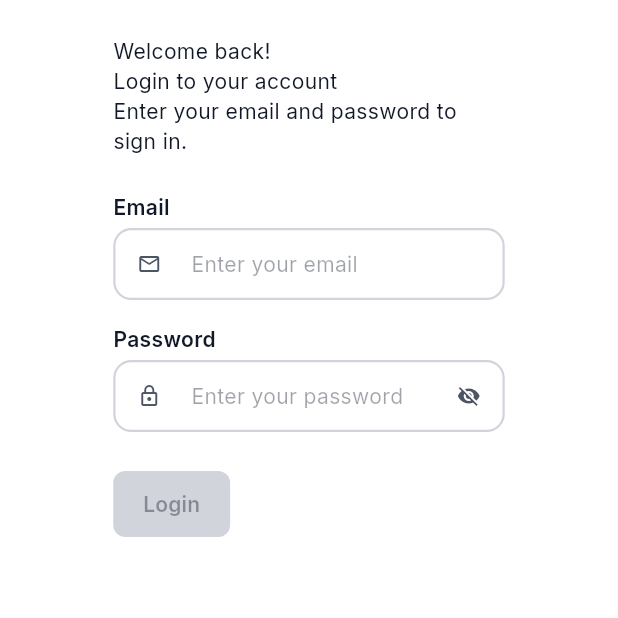
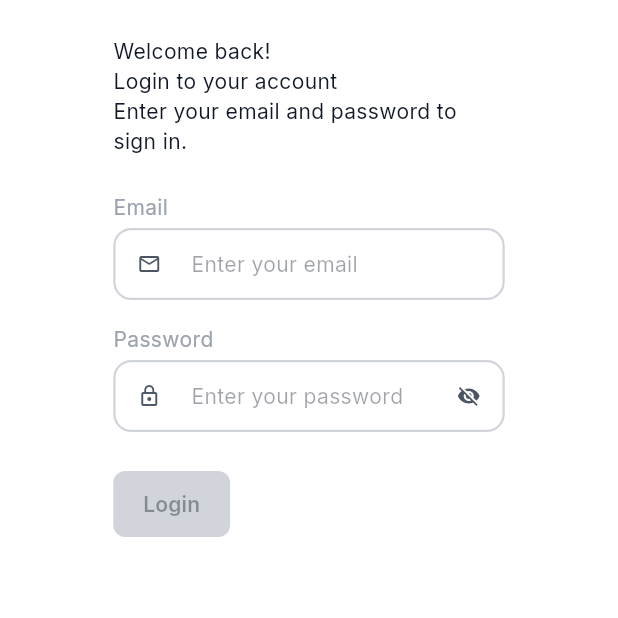
Before and after one commit to niyiayooluwa/hololine, a Flutter app: the screen it shows after launch, on a phone screen of 412 x 824 dp, the top half of it. Run offline on Flutter 3.47's test engine with Material 3 defaults, Android fonts, the phone set to English and light mode, and no system bars; our stand-ins replace flutter_hooks, go_router, google_fonts, hooks_riverpod; missing offline and left inert: dart_either, mailer, serverpod, serverpod_auth_client, serverpod_auth_server, serverpod_auth_shared_flutter and 2 more; statements that could not run were skipped.

Commit message:
style: Refactor and clean up theme definitions
This commit refactors the `AppTheme` class for improved clarity and consistency.

Key changes include:

-   Code Formatting: Corrected spacing and removed trailing whitespace throughout the `theme.dart` file for better readability.
-   Color Scheme Extension: Introduced a new `HLGreys` extension on `ColorScheme` to provide direct access to the full grey color palette (grey50 to grey900).
-   TextField Style Update: Adjusted the `HoloTextField` label color to use `grey400` for a more subtle appearance, improving the visual hierarchy.
-   Removed Constraints: The fixed width constraint on `HoloTextField` has been removed, allowing it to be more flexible within different layouts.
-   Widget Previews: Updated the `HoloTextField` preview for better visualization.

```diff
--- a/hololine_flutter/lib/ui/core/widgets/textfields/hl_textfield.dart
+++ b/hololine_flutter/lib/ui/core/widgets/textfields/hl_textfield.dart
@@ -1,5 +1,6 @@
 import 'package:flutter/material.dart';
 import 'package:flutter/widget_previews.dart';
+import 'package:hololine_flutter/ui/core/ui/theme/theme.dart';
 
 class HoloTextField extends StatelessWidget {
   final String? label;
@@ -39,14 +40,9 @@ class HoloTextField extends StatelessWidget {
     final theme = Theme.of(context);
 
     final textColor =
-        hasError ? theme.colorScheme.error : theme.colorScheme.onSurface;
+        hasError ? theme.colorScheme.error : theme.colorScheme.grey400;
 
-    return ConstrainedBox(
-        constraints: BoxConstraints(
-          minWidth: 250,
-          maxWidth: 350,
-        ),
-        child: Column(
+    return Column(
       crossAxisAlignment: CrossAxisAlignment.start,
       children: [
         /// LABEL
@@ -54,8 +50,7 @@ class HoloTextField extends StatelessWidget {
           Text(
             label!,
             style: theme.textTheme.bodyMedium?.copyWith(
-                  color: hasError ? theme.colorScheme.error : textColor,
-                  fontWeight: FontWeight.w600,
+              color: textColor,
             ),
           ),
           const SizedBox(height: 4),
@@ -107,7 +102,7 @@ class HoloTextField extends StatelessWidget {
           ),
         ],
       ],
-        ));
+    );
   }
 }
 
@@ -117,11 +112,12 @@ Widget preview() {
     height: 500,
     width: 500,
     child: Container(
-        decoration: BoxDecoration(color: Colors.blue),
+        decoration:
+            BoxDecoration(color: const Color.fromARGB(255, 118, 125, 131)),
         child: Center(
           child: HoloTextField(
             label: 'Login',
-            hint: 'This is the hint text',
+            //hint: 'This is the hint text',
             leading: Icon(Icons.email_outlined, size: 16),
             trailing: Icon(Icons.lock_outline, size: 16),
           ),
--- a/hololine_flutter/lib/ui/core/widgets/widgets.dart
+++ b/hololine_flutter/lib/ui/core/widgets/widgets.dart
@@ -33,7 +33,7 @@ class HLCard extends StatelessWidget {
         color: color ?? theme.cardTheme.color,
         borderRadius: BorderRadius.circular(16),
         border: Border.all(
-          color: theme.colorScheme.outline.withValues (alpha: 0.2),
+          color: theme.colorScheme.outline.withValues(alpha: 0.2),
           width: 1,
         ),
         boxShadow: elevated ? theme.elevation2 : null,
```
Also changed, not shown: hololine_flutter/lib/ui/core/ui/theme/theme.dart (+33 -18 lines). Lines whose indentation alone changed are shown as unchanged.
